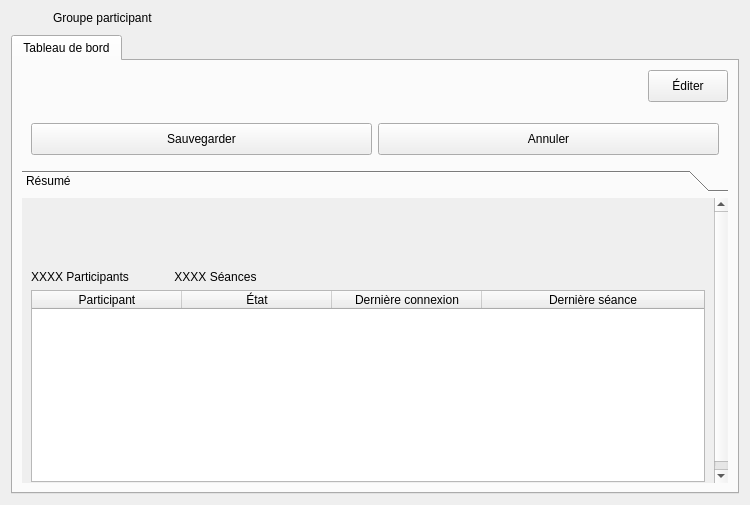
The window that client/src/editors/GroupWidget.ui (introlab/openteraplus) describes before a commit, drawn with Qt 5.
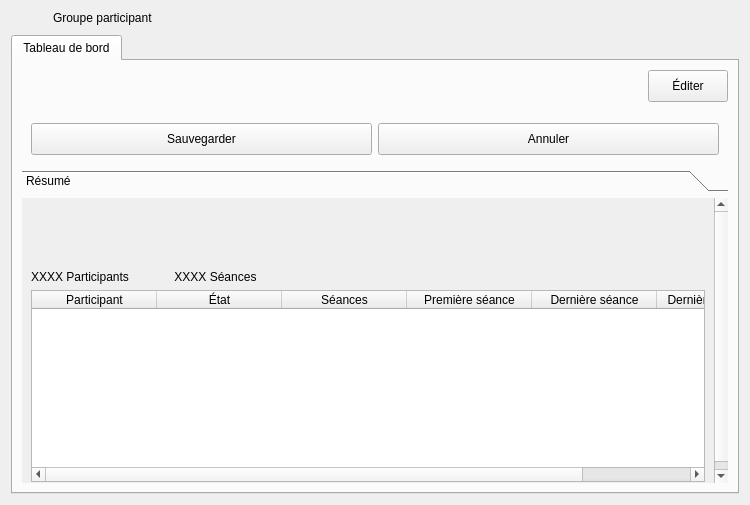
The same window after the commit. Icons and pictures are not drawn. Custom widgets are drawn as their Qt base class.

Commit message: Refs #1. Adjusted participant table in GroupWidget to display the same information as in ProjectWidget.

```diff
--- a/client/src/editors/GroupWidget.ui
+++ b/client/src/editors/GroupWidget.ui
@@ -426,7 +426,7 @@
            <item>
             <widget class="QTableWidget" name="tableParticipants">
              <property name="sizePolicy">
-              <sizepolicy hsizetype="Expanding" vsizetype="MinimumExpanding">
+              <sizepolicy hsizetype="MinimumExpanding" vsizetype="MinimumExpanding">
                <horstretch>0</horstretch>
                <verstretch>0</verstretch>
               </sizepolicy>
@@ -437,11 +437,20 @@
              <property name="selectionBehavior">
               <enum>QAbstractItemView::SelectRows</enum>
              </property>
+             <property name="sortingEnabled">
+              <bool>true</bool>
+             </property>
              <attribute name="horizontalHeaderDefaultSectionSize">
-              <number>150</number>
+              <number>125</number>
+             </attribute>
+             <attribute name="horizontalHeaderShowSortIndicator" stdset="0">
+              <bool>true</bool>
              </attribute>
              <attribute name="horizontalHeaderStretchLastSection">
-              <bool>true</bool>
+              <bool>false</bool>
+             </attribute>
+             <attribute name="verticalHeaderVisible">
+              <bool>false</bool>
              </attribute>
              <column>
               <property name="text">
@@ -452,15 +461,40 @@
               <property name="text">
                <string>État</string>
               </property>
+              <property name="textAlignment">
+               <set>AlignCenter</set>
+              </property>
              </column>
              <column>
               <property name="text">
-               <string>Dernière connexion</string>
+               <string>Séances</string>
+              </property>
+              <property name="textAlignment">
+               <set>AlignCenter</set>
+              </property>
+             </column>
+             <column>
+              <property name="text">
+               <string>Première séance</string>
+              </property>
+              <property name="textAlignment">
+               <set>AlignCenter</set>
               </property>
              </column>
              <column>
               <property name="text">
                <string>Dernière séance</string>
+              </property>
+              <property name="textAlignment">
+               <set>AlignCenter</set>
+              </property>
+             </column>
+             <column>
+              <property name="text">
+               <string>Dernière connexion</string>
+              </property>
+              <property name="textAlignment">
+               <set>AlignCenter</set>
               </property>
              </column>
             </widget>
```
Left out of the diff: 2 changed lines with no effect on the pictures. The commit also changes 8 other files.
